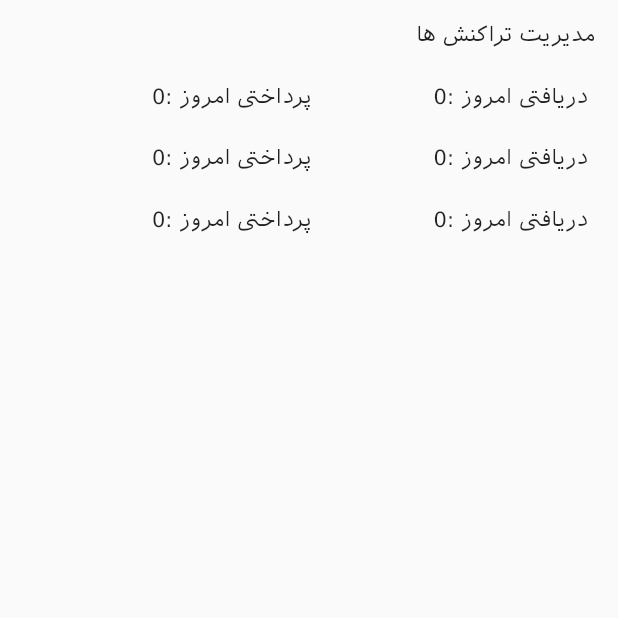
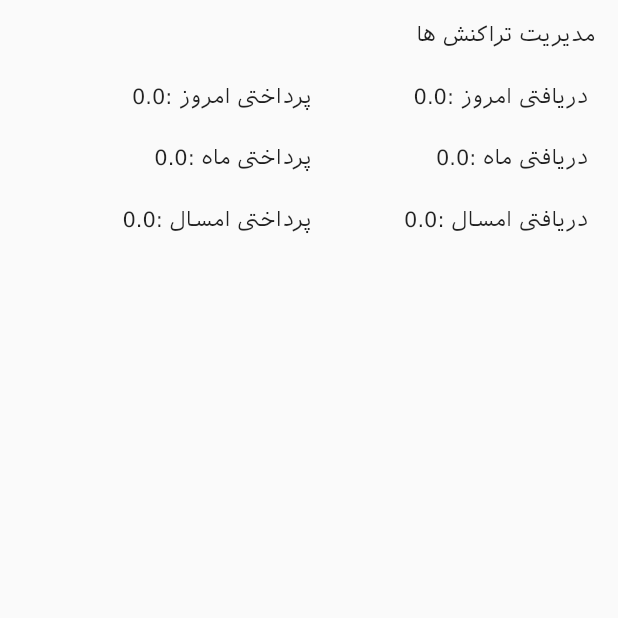
Before and after one commit to mehranext/manager, a Flutter app: the InfoScreen screen opened directly, on a phone screen of 412 x 824 dp, the top half of it. Run offline on Flutter 3.47's test engine with Material 2 defaults, Android fonts, the phone set to English and light mode, and no system bars; our stand-ins replace animated_bottom_navigation_bar, flutter_svg, hive, hive_flutter; missing offline and left inert: persian_datetime_picker, searchbar_animation; accounts and stored records are empty.

Commit message:
LAst checks and updates .

```diff
--- a/lib/main.dart
+++ b/lib/main.dart
@@ -1,5 +1,4 @@
 import 'package:flutter/material.dart';
-import 'package:hive/hive.dart';
 import 'package:hive_flutter/adapters.dart';
 import 'package:manager/models/money.dart';
 import 'package:manager/screens/home_screen.dart';
--- a/lib/screens/info_screen.dart
+++ b/lib/screens/info_screen.dart
@@ -1,4 +1,9 @@
+// ignore: file_names
+// ignore: file_names
 import 'package:flutter/material.dart';
+import 'package:manager/utils/calculate.dart';
+import 'package:manager/widgets/chart_widget.dart';
+
 
 class InfoScreen extends StatefulWidget {
   const InfoScreen({super.key});
@@ -10,40 +15,44 @@ class InfoScreen extends StatefulWidget {
 class _InfoScreenState extends State<InfoScreen> {
   @override
   Widget build(BuildContext context) {
-    return const SafeArea(
+    return SafeArea(
         child: Scaffold(
             body: SizedBox(
       width: double.infinity,
       child: Column(
         crossAxisAlignment: CrossAxisAlignment.end,
         children: [
-          Padding(
+          const Padding(
             padding: EdgeInsets.only(right: 15, top: 15, left: 5),
             child: Text('مدیریت تراکنش ها'),
           ),
           MoneyInfowidget(
             firstText: ': دریافتی امروز',
+            firstPrice: Calculate.dToday().toString(),
             secondText: ': پرداختی امروز',
-            firstPrice: '0',
-            secodPrice: '0',
+            secodPrice: Calculate.pToday().toString(),
           ),
           MoneyInfowidget(
-            firstText: ': دریافتی امروز',
-            secondText: ': پرداختی امروز',
-            firstPrice: '0',
-            secodPrice: '0',
+            firstText: ': دریافتی ماه',
+            firstPrice: Calculate.dMonth().toString(),
+            secondText: ': پرداختی ماه',
+            secodPrice: Calculate.pMonth().toString(),
           ),
           MoneyInfowidget(
-            firstText: ': دریافتی امروز',
-            secondText: ': پرداختی امروز',
-            firstPrice: '0',
-            secodPrice: '0',
+            firstText: ': دریافتی امسال',
+            firstPrice: Calculate.dYear().toString(),
+            secondText: ': پرداختی امسال',
+            secodPrice: Calculate.pYear().toString(),
           ),
+          Container(
+              padding: const EdgeInsets.all(20),
+              height: 200,)
         ],
       ),
     )));
   }
 }
+
 //! moneyinformationwidget
 class MoneyInfowidget extends StatelessWidget {
   final String firstText;
--- a/lib/screens/new_transaction_sreen.dart
+++ b/lib/screens/new_transaction_sreen.dart
@@ -5,7 +5,6 @@ import 'package:hive/hive.dart';
 import 'package:manager/main.dart';
 import 'package:manager/models/constant.dart';
 import 'package:manager/models/money.dart';
-import 'package:manager/screens/home_screen.dart';
 import 'package:persian_datetime_picker/persian_datetime_picker.dart';
 
 class NewTransactionScreen extends StatefulWidget {
@@ -170,11 +169,11 @@ class _TypeAndDateWidgetState extends State<TypeAndDateWidget> {
 
               //! تغییر برای اعداد روز 1 تا که 01 داشته باشند
               String day = pickDate.day.toString();
-              pickDate.year.toString().length == 1
+              pickDate.day.toString().length == 1
                   ? '0${pickDate.day.toString()}'
                   : pickDate.day.toString();
               //
-              NewTransactionScreen.date = '$year/$month/$day';
+              NewTransactionScreen.date = year + '/' + month + '/' + day;
             });
           },
           child: Text(
--- /dev/null
+++ b/lib/utils/Calculate.dart
@@ -0,0 +1,83 @@
+import 'package:hive_flutter/hive_flutter.dart';
+import 'package:persian_datetime_picker/persian_datetime_picker.dart';
+
+import '../models/money.dart';
+
+//
+Box<Money> hiveBox = Hive.box<Money>('moneyBox');
+//
+String year = Jalali.now().year.toString();
+String month = Jalali.now().month.toString().length == 1
+    ? '0${Jalali.now().month}'
+    : Jalali.now().month.toString();
+String day = Jalali.now().day.toString().length == 1
+    ? '0${Jalali.now().day}'
+    : Jalali.now().day.toString();
+//
+
+class Calculate {
+  static String today() {
+    // ignore: prefer_interpolation_to_compose_strings
+    return year + '/' + month + '/' + day;
+  }
+
+  static double pToday() {
+    double result = 0;
+    for (var value in hiveBox.values) {
+      if (value.date.substring(5, 7) == today() && value.isReceived == false) {
+        result += double.parse(value.price);
+      }
+    }
+    return result;
+  }
+
+  static double dToday() {
+    double result = 0;
+    for (var value in hiveBox.values) {
+      if (value.date.substring(5, 7) == today() && value.isReceived == true) {
+        result += double.parse(value.price);
+      }
+    }
+    return result;
+  }
+
+  static double pMonth() {
+    double result = 0;
+    for (var value in hiveBox.values) {
+      if (value.date.substring(5, 7) == month && value.isReceived == false) {
+        result += double.parse(value.price);
+      }
+    }
+    return result;
+  }
+
+  static double dMonth() {
+    double result = 0;
+    for (var value in hiveBox.values) {
+      if (value.date.substring(5, 7) == month && value.isReceived == true) {
+        result += double.parse(value.price);
+      }
+    }
+    return result;
+  }
+
+  static double pYear() {
+    double result = 0;
+    for (var value in hiveBox.values) {
+      if (value.date.substring(0, 4) == year && value.isReceived == false) {
+        result += double.parse(value.price);
+      }
+    }
+    return result;
+  }
+
+  static double dYear() {
+    double result = 0;
+    for (var value in hiveBox.values) {
+      if (value.date.substring(0, 4) == year && value.isReceived == true) {
+        result += double.parse(value.price);
+      }
+    }
+    return result;
+  }
+}
--- a/pubspec.yaml
+++ b/pubspec.yaml
@@ -42,7 +42,9 @@ dependencies:
   hive_flutter: ^1.1.0
   hive_generator: ^2.0.0
   persian_datetime_picker: ^2.6.0
+  ir_datetime_picker: ^3.0.3
   fl_chart: ^0.62.0
+  dartx: ^1.1.0
 
 dev_dependencies:
   flutter_test:
```
Also changed, not shown: lib/widgets/chart_widget.dart (added), pubspec.lock.
